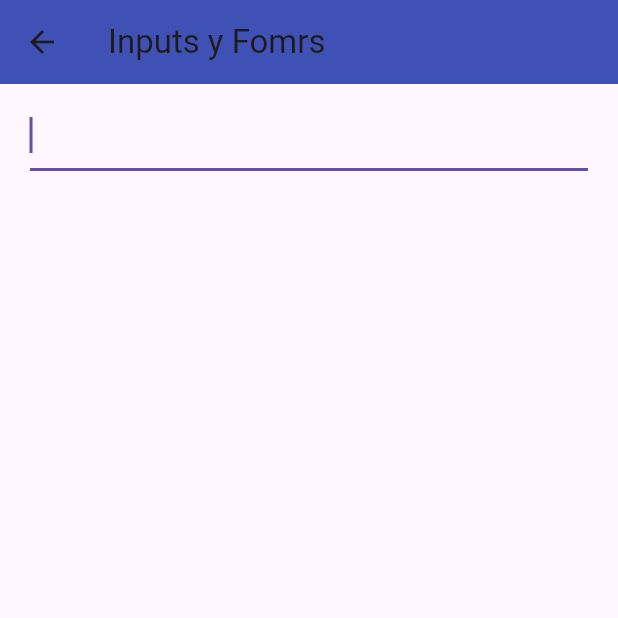
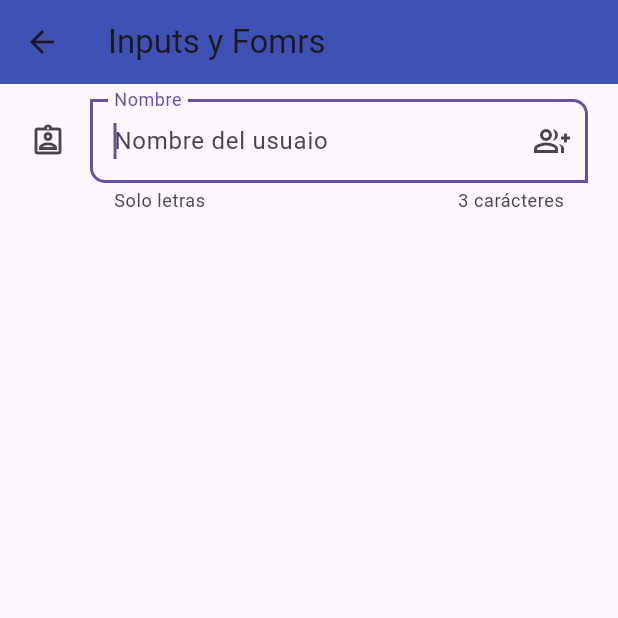
Before and after one commit to SerafinResidencia/Curso-de-Flutter, a Flutter app: the InputsScreen screen opened by its route, on a phone screen of 412 x 824 dp, the top half of it. Run offline on Flutter 3.47's test engine with Material 3 defaults, Android fonts, the phone set to English and light mode, and no system bars.

Commit message:
90.- TextFomrFields - Personalización

```diff
--- a/session6/fl_componentes/lib/screens/inputs_screen.dart
+++ b/session6/fl_componentes/lib/screens/inputs_screen.dart
@@ -19,6 +19,25 @@ class InputsScreen extends StatelessWidget {
                 onChanged: (value) {
                   print('value:$value');
                 },
+                validator: (value) {
+                  if (value == null) return 'Este campo es obligatorio';
+                  return value.length < 3 ? 'Mínimo de 3 letras' : null;
+                },
+                autovalidateMode: AutovalidateMode.onUserInteraction,
+                decoration: InputDecoration(
+                  hintText: 'Nombre del usuaio',
+                  labelText: 'Nombre',
+                  helperText: 'Solo letras',
+                  counterText: '3 carácteres',
+                  icon: Icon(Icons.assignment_ind_outlined),
+                  suffixIcon: Icon(Icons.group_add_outlined),
+                  border: OutlineInputBorder(
+                    borderRadius: BorderRadius.only(
+                      bottomLeft: Radius.circular(10),
+                      topRight: Radius.circular(10),
+                    ),
+                  ),
+                ),
               ),
             ],
           ),
```
